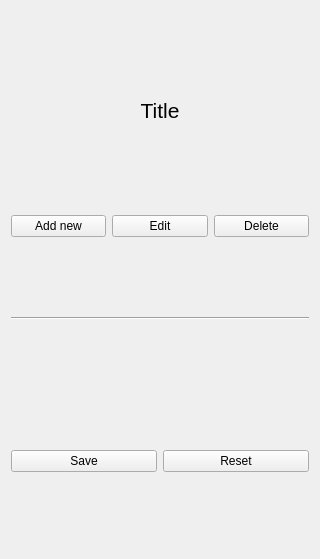
Above: MyQtness/ui/basic_form.ui from MazeFX/pat before the change. Below: the same form after it.
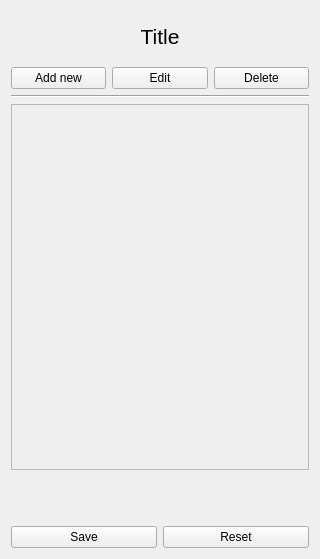
That is the form after the change.

Commit message: Refactor for basic form class going steady. Basic Form is working within tab and sub form is showing.

The edit to the form file:
```diff
--- a/MyQtness/ui/basic_form.ui
+++ b/MyQtness/ui/basic_form.ui
@@ -76,6 +76,16 @@
      </property>
     </widget>
    </item>
+   <item>
+    <widget class="QFrame" name="FormContainer">
+     <property name="frameShape">
+      <enum>QFrame::StyledPanel</enum>
+     </property>
+     <property name="frameShadow">
+      <enum>QFrame::Raised</enum>
+     </property>
+    </widget>
+   </item>
    <item>
     <spacer name="horizontalSpacer">
      <property name="orientation">
```
The commit also changes 5 other files.
